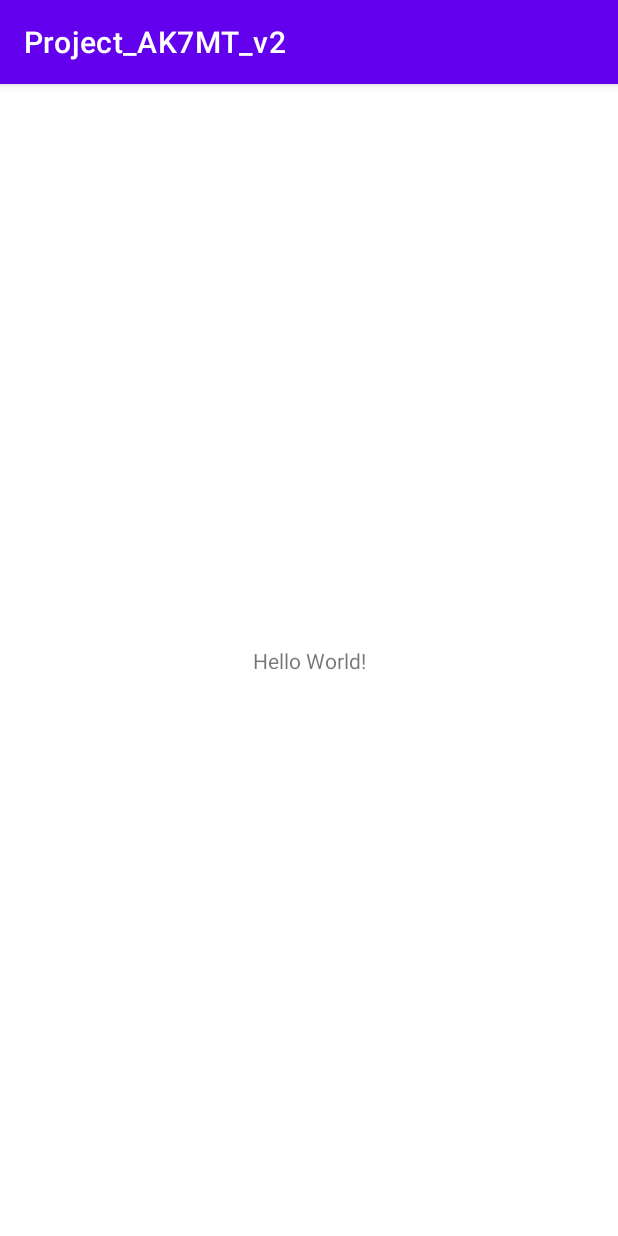
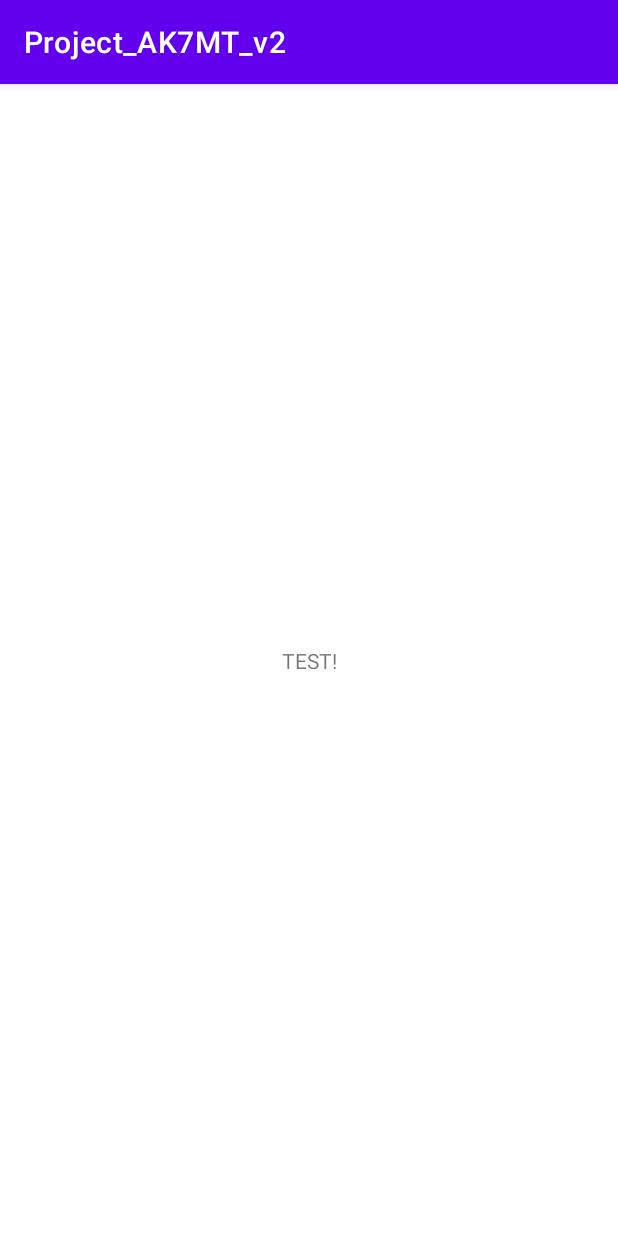
Before and after one commit to Iniesta-sys/AK7MT_Project, an Android app: the screen it shows after launch (MainActivity), on a phone screen of 412 x 824 dp. Run offline under Robolectric (Android 15) with nearby library versions, the phone set to English and light mode, and no system bars.

Commit message:
Nahrání projektu v2

```diff
--- a/app/src/main/res/layout/activity_main.xml
+++ b/app/src/main/res/layout/activity_main.xml
@@ -9,7 +9,7 @@
     <TextView
         android:layout_width="wrap_content"
         android:layout_height="wrap_content"
-        android:text="Hello World!"
+        android:text="TEST!"
         app:layout_constraintBottom_toBottomOf="parent"
         app:layout_constraintEnd_toEndOf="parent"
         app:layout_constraintStart_toStartOf="parent"
```
